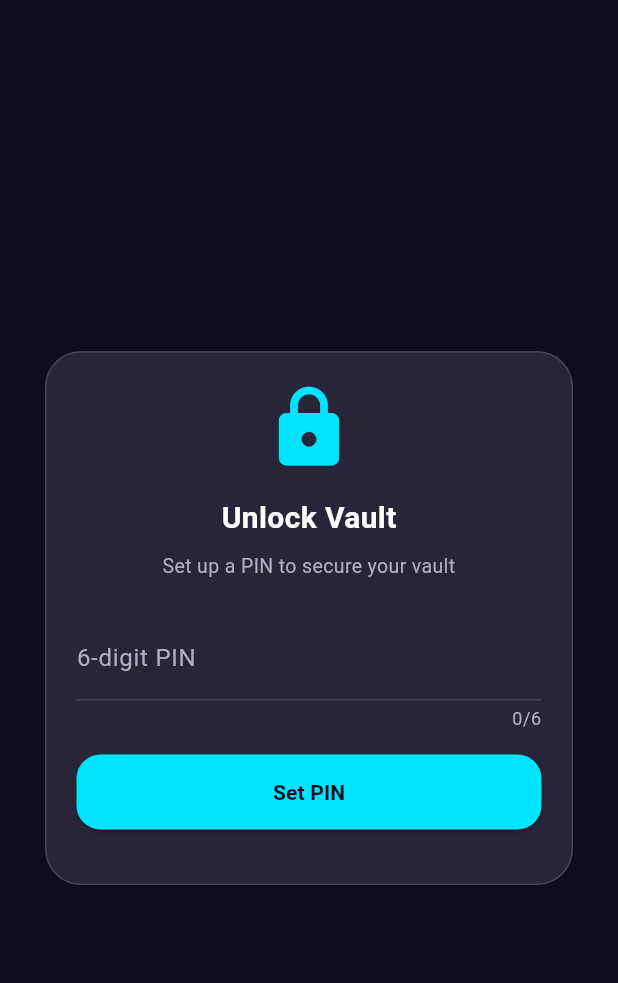
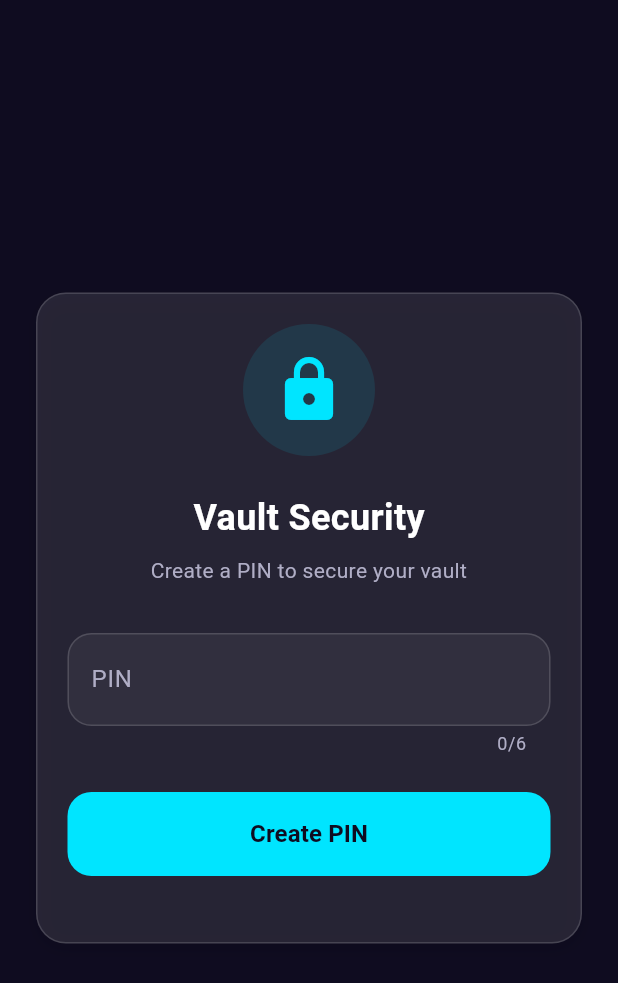
Before and after one commit to shado-ui/the-archive, a Flutter app: the DashboardScreen screen opened by its route, after a tap on the "lock reset" icon, on a phone screen of 412 x 824 dp. Shown: the top 983 px of the screen. Run offline on Flutter 3.47's test engine with Material 3 defaults, Android fonts, the phone set to English and light mode, and no system bars; our stand-ins replace flutter_riverpod, flutter_secure_storage, go_router, local_auth, shared_preferences, supabase_flutter; accounts and stored records are empty.

Commit message:
Improve UI/UX: better glass cards, vault unlock, dashboard, countdown cards

```diff
--- a/lib/features/ui_screens.dart
+++ b/lib/features/ui_screens.dart
@@ -36,11 +36,13 @@ class GlassCard extends StatelessWidget {
   final Widget child;
   final EdgeInsetsGeometry padding;
   final VoidCallback? onTap;
+  final double? elevation;
 
   const GlassCard({
     required this.child,
     this.padding = const EdgeInsets.all(20),
     this.onTap,
+    this.elevation,
     super.key,
   });
 
@@ -52,8 +54,17 @@ class GlassCard extends StatelessWidget {
         padding: padding,
         decoration: BoxDecoration(
           color: AppColors.glassBg,
-          borderRadius: BorderRadius.circular(24),
+          borderRadius: BorderRadius.circular(20),
           border: Border.all(color: AppColors.glassBorder, width: 1),
+          boxShadow: elevation != null && elevation! > 0
+              ? [
+                  BoxShadow(
+                    color: Colors.black.withOpacity(0.1),
+                    blurRadius: elevation!,
+                    offset: const Offset(0, 4),
+                  ),
+                ]
+              : null,
         ),
         child: child,
       ),
@@ -386,25 +397,47 @@ class _VaultUnlockScreenState extends ConsumerState<VaultUnlockScreen> {
       context: context,
       builder: (context) => AlertDialog(
         backgroundColor: AppColors.glassBg,
-        title: const Text("Set Up PIN", style: TextStyle(color: Colors.white)),
-        content: TextField(
+        shape: RoundedRectangleBorder(borderRadius: BorderRadius.circular(20)),
+        title: const Text("Set Up PIN", style: TextStyle(color: Colors.white, fontSize: 20, fontWeight: FontWeight.bold)),
+        content: Column(
+          mainAxisSize: MainAxisSize.min,
+          children: [
+            const SizedBox(height: 8),
+            TextField(
               controller: pinController,
               obscureText: true,
               maxLength: 6,
               keyboardType: TextInputType.number,
-          style: const TextStyle(color: Colors.white),
-          decoration: const InputDecoration(
+              style: const TextStyle(color: Colors.white, fontSize: 18),
+              textAlign: TextAlign.center,
+              decoration: InputDecoration(
                 labelText: "Enter 6-digit PIN",
-            labelStyle: TextStyle(color: AppColors.textSecondary),
-            counterStyle: TextStyle(color: AppColors.textSecondary),
-          ),
+                labelStyle: const TextStyle(color: AppColors.textSecondary),
+                counterStyle: const TextStyle(color: AppColors.textSecondary),
+                filled: true,
+                fillColor: AppColors.cardBg,
+                border: OutlineInputBorder(
+                  borderRadius: BorderRadius.circular(12),
+                  borderSide: const BorderSide(color: AppColors.glassBorder),
+                ),
+                enabledBorder: OutlineInputBorder(
+                  borderRadius: BorderRadius.circular(12),
+                  borderSide: const BorderSide(color: AppColors.glassBorder),
+                ),
+                focusedBorder: OutlineInputBorder(
+                  borderRadius: BorderRadius.circular(12),
+                  borderSide: const BorderSide(color: AppColors.auroraCyan),
+                ),
+              ),
+            ),
+          ],
         ),
         actions: [
           TextButton(
             onPressed: () => Navigator.pop(context),
-            child: const Text("Cancel", style: TextStyle(color: AppColors.textSecondary)),
-          ),
-          TextButton(
+            child: const Text("Cancel", style: TextStyle(color: AppColors.textSecondary, fontSize: 16)),
+          ),
+          ElevatedButton(
             onPressed: () async {
               final pin = pinController.text.trim();
               if (pin.length == 6) {
@@ -419,7 +452,11 @@ class _VaultUnlockScreenState extends ConsumerState<VaultUnlockScreen> {
                 }
               }
             },
-            child: const Text("Set PIN", style: TextStyle(color: AppColors.auroraCyan)),
+            style: ElevatedButton.styleFrom(
+              backgroundColor: AppColors.auroraCyan,
+              shape: RoundedRectangleBorder(borderRadius: BorderRadius.circular(12)),
+            ),
+            child: const Text("Set PIN", style: TextStyle(color: AppColors.spaceDark, fontWeight: FontWeight.bold, fontSize: 16)),
           ),
         ],
       ),
@@ -434,60 +471,101 @@ class _VaultUnlockScreenState extends ConsumerState<VaultUnlockScreen> {
     return Scaffold(
       backgroundColor: AppColors.getBackground(appTheme, isDark),
       body: Center(
+        child: SingleChildScrollView(
+          padding: const EdgeInsets.all(24),
           child: Container(
-          width: 400,
-          padding: const EdgeInsets.all(24),
+            constraints: const BoxConstraints(maxWidth: 400),
             child: GlassCard(
+              elevation: 8,
               child: Column(
                 mainAxisSize: MainAxisSize.min,
                 children: [
-                const Icon(Icons.lock_rounded, size: 60, color: AppColors.auroraCyan),
-                const SizedBox(height: 16),
-                const Text("Unlock Vault", style: TextStyle(color: Colors.white, fontSize: 20, fontWeight: FontWeight.bold)),
+                  Container(
+                    padding: const EdgeInsets.all(20),
+                    decoration: BoxDecoration(
+                      color: AppColors.auroraCyan.withOpacity(0.1),
+                      shape: BoxShape.circle,
+                    ),
+                    child: const Icon(Icons.lock_rounded, size: 48, color: AppColors.auroraCyan),
+                  ),
+                  const SizedBox(height: 24),
+                  const Text("Vault Security", style: TextStyle(color: Colors.white, fontSize: 24, fontWeight: FontWeight.bold)),
                   const SizedBox(height: 8),
                   Text(
-                  _pinSet ? "Enter your PIN to unlock" : "Set up a PIN to secure your vault",
-                  style: const TextStyle(color: AppColors.textSecondary, fontSize: 13),
+                    _pinSet ? "Enter your PIN to unlock" : "Create a PIN to secure your vault",
+                    style: const TextStyle(color: AppColors.textSecondary, fontSize: 14),
                     textAlign: TextAlign.center,
                   ),
-                const SizedBox(height: 24),
+                  const SizedBox(height: 32),
                   TextField(
                     controller: _pinController,
                     obscureText: true,
                     maxLength: 6,
                     keyboardType: TextInputType.number,
-                  style: const TextStyle(color: Colors.white),
-                  decoration: const InputDecoration(
-                    labelText: "6-digit PIN",
-                    labelStyle: TextStyle(color: AppColors.textSecondary),
-                    enabledBorder: UnderlineInputBorder(borderSide: BorderSide(color: AppColors.glassBorder)),
-                    counterStyle: TextStyle(color: AppColors.textSecondary),
-                  ),
-                ),
-                const SizedBox(height: 16),
-                ElevatedButton(
+                    style: const TextStyle(color: Colors.white, fontSize: 20, letterSpacing: 8),
+                    textAlign: TextAlign.center,
+                    decoration: InputDecoration(
+                      labelText: "PIN",
+                      labelStyle: const TextStyle(color: AppColors.textSecondary),
+                      counterStyle: const TextStyle(color: AppColors.textSecondary),
+                      filled: true,
+                      fillColor: AppColors.cardBg,
+                      border: OutlineInputBorder(
+                        borderRadius: BorderRadius.circular(16),
+                        borderSide: const BorderSide(color: AppColors.glassBorder),
+                      ),
+                      enabledBorder: OutlineInputBorder(
+                        borderRadius: BorderRadius.circular(16),
+                        borderSide: const BorderSide(color: AppColors.glassBorder),
+                      ),
+                      focusedBorder: OutlineInputBorder(
+                        borderRadius: BorderRadius.circular(16),
+                        borderSide: const BorderSide(color: AppColors.auroraCyan, width: 2),
+                      ),
+                    ),
+                  ),
+                  const SizedBox(height: 24),
+                  SizedBox(
+                    width: double.infinity,
+                    height: 56,
+                    child: ElevatedButton(
                       style: ElevatedButton.styleFrom(
                         backgroundColor: AppColors.auroraCyan,
-                    minimumSize: const Size(double.infinity, 50),
                         shape: RoundedRectangleBorder(borderRadius: BorderRadius.circular(16)),
+                        elevation: 0,
                       ),
                       onPressed: _loading ? null : (_pinSet ? _unlockVault : () => _showPinSetupDialog()),
                       child: _loading
-                    ? const CircularProgressIndicator(color: Colors.white)
-                    : Text(_pinSet ? "Unlock" : "Set PIN", style: const TextStyle(color: AppColors.spaceDark, fontWeight: FontWeight.bold)),
-                ),
-                const SizedBox(height: 16),
+                        ? const SizedBox(width: 24, height: 24, child: CircularProgressIndicator(color: Colors.white, strokeWidth: 2))
+                        : Text(_pinSet ? "Unlock" : "Create PIN", style: const TextStyle(color: AppColors.spaceDark, fontWeight: FontWeight.bold, fontSize: 16)),
+                    ),
+                  ),
+                  const SizedBox(height: 24),
                   if (_biometricAvailable && _pinSet)
                     Column(
                       children: [
+                        Container(
+                          padding: const EdgeInsets.all(16),
+                          decoration: BoxDecoration(
+                            color: AppColors.cardBg,
+                            borderRadius: BorderRadius.circular(16),
+                            border: Border.all(color: AppColors.glassBorder),
+                          ),
+                          child: Column(
+                            children: [
                               IconButton(
-                        icon: const Icon(Icons.fingerprint_rounded, size: 50, color: AppColors.roseSpark),
+                                icon: const Icon(Icons.fingerprint_rounded, size: 48, color: AppColors.roseSpark),
                                 onPressed: _unlockWithBiometrics,
                               ),
-                      const Text("Biometric Unlock", style: TextStyle(color: AppColors.textSecondary, fontSize: 12)),
-                    ],
-                  ),
-              ],
+                              const SizedBox(height: 8),
+                              const Text("Biometric", style: TextStyle(color: AppColors.textSecondary, fontSize: 12)),
+                            ],
+                          ),
+                        ),
+                      ],
+                    ),
+                ],
+              ),
             ),
           ),
         ),
@@ -1196,7 +1274,7 @@ class DashboardScreen extends ConsumerWidget {
     return Scaffold(
       backgroundColor: Colors.transparent,
       appBar: AppBar(
-        title: const Text("Master Dashboard", style: TextStyle(color: Colors.white)),
+        title: const Text("Dashboard", style: TextStyle(color: Colors.white, fontSize: 24, fontWeight: FontWeight.bold)),
         backgroundColor: Colors.transparent,
         elevation: 0,
         actions: [
@@ -1214,6 +1292,35 @@ class DashboardScreen extends ConsumerWidget {
         child: Column(
           crossAxisAlignment: CrossAxisAlignment.start,
           children: [
+            // Welcome section
+            GlassCard(
+              elevation: 4,
+              padding: const EdgeInsets.all(24),
+              child: Row(
+                children: [
+                  Container(
+                    padding: const EdgeInsets.all(16),
+                    decoration: BoxDecoration(
+                      color: AppColors.roseSpark.withOpacity(0.1),
+                      borderRadius: BorderRadius.circular(16),
+                    ),
+                    child: const Icon(Icons.favorite_rounded, size: 32, color: AppColors.roseSpark),
+                  ),
+                  const SizedBox(width: 16),
+                  Expanded(
+                    child: Column(
+                      crossAxisAlignment: CrossAxisAlignment.start,
+                      children: [
+                        const Text("Welcome Back", style: TextStyle(color: AppColors.textSecondary, fontSize: 14)),
+                        const SizedBox(height: 4),
+                        const Text("Your Relationship Hub", style: TextStyle(color: Colors.white, fontSize: 20, fontWeight: FontWeight.bold)),
+                      ],
+                    ),
+                  ),
+                ],
+              ),
+            ),
+            const SizedBox(height: 32),
             // Relational countdown matrix
             isDesktop
                 ? const Row(
@@ -1233,7 +1340,7 @@ class DashboardScreen extends ConsumerWidget {
                     ],
                   ),
             const SizedBox(height: 32),
-            const Text("Quick Actions", style: TextStyle(color: Colors.white, fontSize: 18, fontWeight: FontWeight.bold)),
+            const Text("Quick Actions", style: TextStyle(color: Colors.white, fontSize: 20, fontWeight: FontWeight.bold)),
             const SizedBox(height: 16),
             const Row(
               children: [
@@ -1245,7 +1352,7 @@ class DashboardScreen extends ConsumerWidget {
               ],
             ),
             const SizedBox(height: 32),
-            const Text("Recent Timeline Activities", style: TextStyle(color: Colors.white, fontSize: 18, fontWeight: FontWeight.bold)),
+            const Text("Recent Timeline Activities", style: TextStyle(color: Colors.white, fontSize: 20, fontWeight: FontWeight.bold)),
             const SizedBox(height: 16),
             timelineAsync.when(
               data: (events) {
@@ -1291,21 +1398,42 @@ class CountdownCard extends StatelessWidget {
   @override
   Widget build(BuildContext context) {
     return GlassCard(
+      elevation: 4,
       child: Column(
         crossAxisAlignment: CrossAxisAlignment.start,
         children: [
-          Text(title, style: const TextStyle(color: AppColors.textSecondary, fontSize: 12)),
-          const SizedBox(height: 12),
+          Row(
+            children: [
+              Container(
+                padding: const EdgeInsets.all(8),
+                decoration: BoxDecoration(
+                  color: AppColors.goldAccent.withOpacity(0.1),
+                  borderRadius: BorderRadius.circular(12),
+                ),
+                child: const Icon(Icons.event_rounded, size: 20, color: AppColors.goldAccent),
+              ),
+              const SizedBox(width: 12),
+              Expanded(
+                child: Text(title, style: const TextStyle(color: AppColors.textSecondary, fontSize: 13, fontWeight: FontWeight.w500)),
+              ),
+            ],
+          ),
+          const SizedBox(height: 16),
           Row(
             mainAxisAlignment: MainAxisAlignment.spaceBetween,
             children: [
               Text(
-                "$countdownDays Days",
-                style: const TextStyle(color: Colors.white, fontSize: 24, fontWeight: FontWeight.bold),
-              ),
-              Text(dateLabel, style: const TextStyle(color: AppColors.goldAccent, fontSize: 13)),
-            ],
-          )
+                "$countdownDays",
+                style: const TextStyle(color: Colors.white, fontSize: 32, fontWeight: FontWeight.bold),
+              ),
+              Text(
+                "days",
+                style: const TextStyle(color: AppColors.textMuted, fontSize: 14),
+              ),
+            ],
+          ),
+          const SizedBox(height: 4),
+          Text(dateLabel, style: const TextStyle(color: AppColors.goldAccent, fontSize: 12, fontWeight: FontWeight.w500)),
         ],
       ),
     );
@@ -1321,27 +1449,24 @@ class ActionBtn extends StatelessWidget {
 
   @override
   Widget build(BuildContext context) {
-    return Container(
-      height: 90,
+    return GlassCard(
+      elevation: 2,
+      padding: EdgeInsets.zero,
+      onTap: () {},
+      child: Column(
+        mainAxisAlignment: MainAxisAlignment.center,
+        children: [
+          Container(
+            padding: const EdgeInsets.all(12),
             decoration: BoxDecoration(
-        color: AppColors.cardBg,
-        borderRadius: BorderRadius.circular(20),
-        border: Border.all(color: AppColors.glassBorder),
-      ),
-      child: Material(
-        color: Colors.transparent,
-        child: InkWell(
-          borderRadius: BorderRadius.circular(20),
-          onTap: () {},
-          child: Column(
-            mainAxisAlignment: MainAxisAlignment.center,
-            children: [
-              Icon(icon, color: color, size: 28),
-              const SizedBox(height: 8),
-              Text(label, style: const TextStyle(color: Colors.white, fontSize: 12)),
-            ],
-          ),
-        ),
+              color: color.withOpacity(0.1),
+              shape: BoxShape.circle,
+            ),
+            child: Icon(icon, color: color, size: 24),
+          ),
+          const SizedBox(height: 12),
+          Text(label, style: const TextStyle(color: Colors.white, fontSize: 13, fontWeight: FontWeight.w500)),
+        ],
       ),
     );
   }
```
Lines whose indentation alone changed are shown as unchanged.
